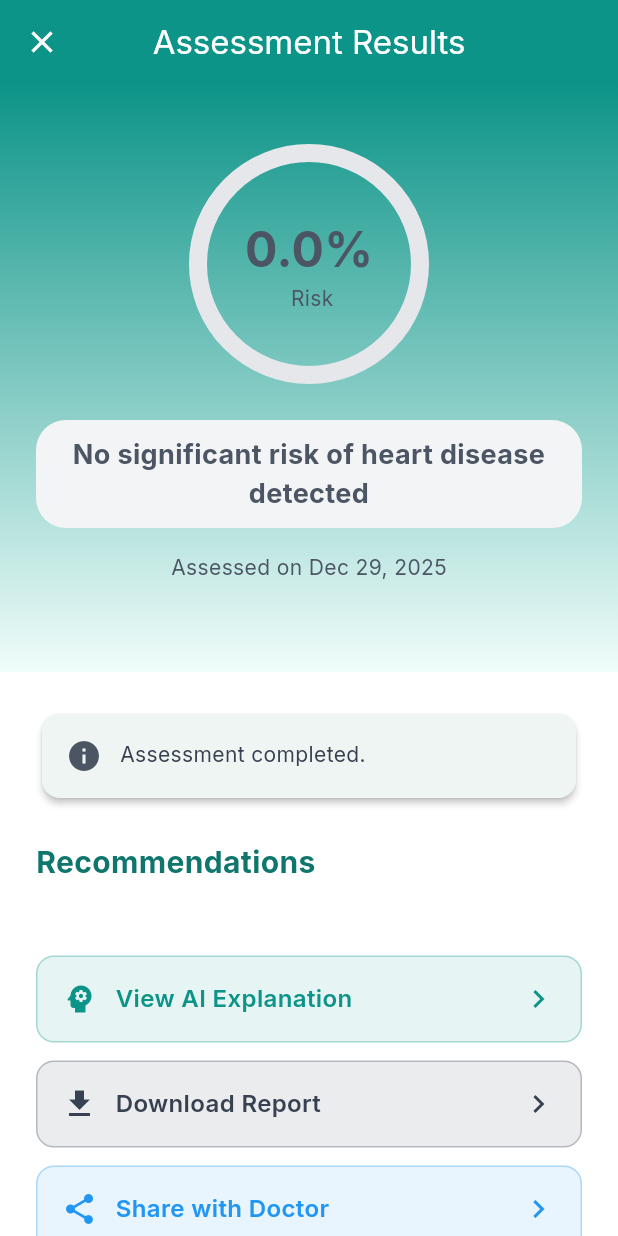
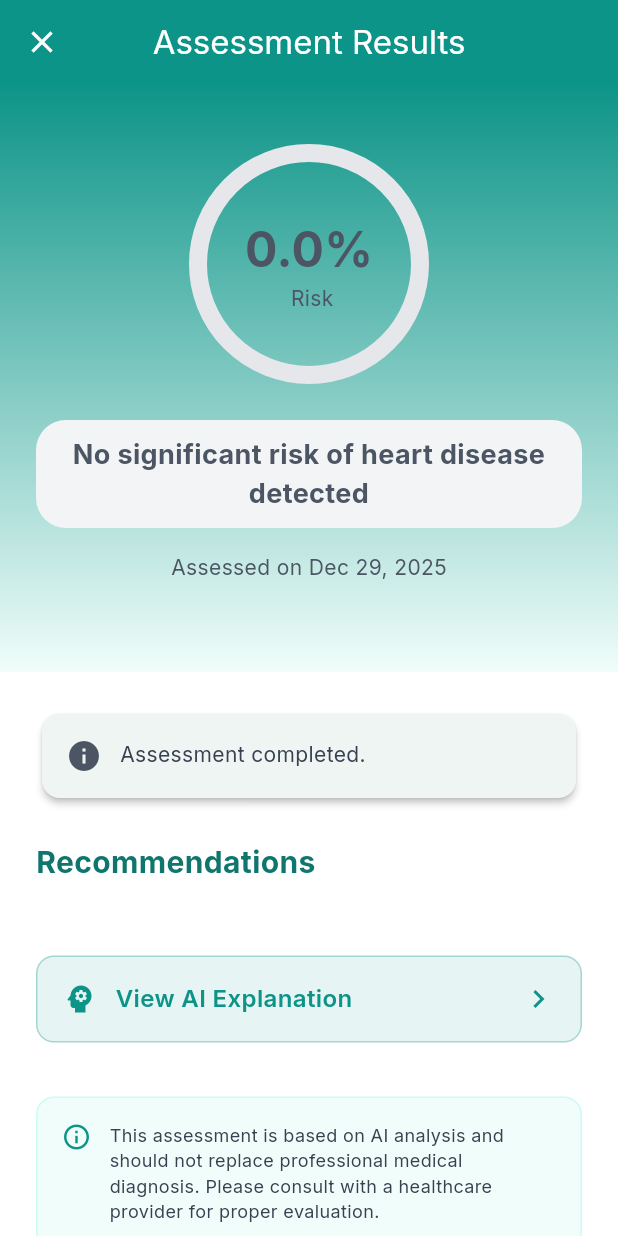
Before and after one commit to Kawser-Miah/heart_disease_prediction, a Flutter app: the ResultScreen screen opened directly with empty values, on a phone screen of 412 x 824 dp. Run offline on Flutter 3.47's test engine with Material 3 defaults, Android fonts, the phone set to English and light mode, and no system bars; drawn by our look-alikes of percent_indicator; our stand-ins replace animate_do, cloud_firestore, dio, equatable, firebase_auth, firebase_core and 7 more; accounts and stored records are empty; generated files the repository leaves out were written again.

Commit message:
refactor: Temporarily disable report actions on result screen
Comments out the "Download Report" and "Share with Doctor" action buttons on the `ResultScreen`.

This change temporarily removes these features, which are currently placeholders, from the user interface.

```diff
--- a/lib/screens/result_screen.dart
+++ b/lib/screens/result_screen.dart
@@ -208,31 +208,31 @@ class _ResultScreenState extends State<ResultScreen>
                     },
                   ),
                   const SizedBox(height: 12),
-                  _buildActionButton(
-                    icon: Icons.download,
-                    label: 'Download Report',
-                    color: AppColors.gray700,
-                    onTap: () {
-                      ScaffoldMessenger.of(context).showSnackBar(
-                        const SnackBar(
-                          content: Text('Report download feature coming soon'),
-                        ),
-                      );
-                    },
-                  ),
-                  const SizedBox(height: 12),
-                  _buildActionButton(
-                    icon: Icons.share,
-                    label: 'Share with Doctor',
-                    color: Colors.blue,
-                    onTap: () {
-                      ScaffoldMessenger.of(context).showSnackBar(
-                        const SnackBar(
-                          content: Text('Share feature coming soon'),
-                        ),
-                      );
-                    },
-                  ),
+                  // _buildActionButton(
+                  //   icon: Icons.download,
+                  //   label: 'Download Report',
+                  //   color: AppColors.gray700,
+                  //   onTap: () {
+                  //     ScaffoldMessenger.of(context).showSnackBar(
+                  //       const SnackBar(
+                  //         content: Text('Report download feature coming soon'),
+                  //       ),
+                  //     );
+                  //   },
+                  // ),
+                  // const SizedBox(height: 12),
+                  // _buildActionButton(
+                  //   icon: Icons.share,
+                  //   label: 'Share with Doctor',
+                  //   color: Colors.blue,
+                  //   onTap: () {
+                  //     ScaffoldMessenger.of(context).showSnackBar(
+                  //       const SnackBar(
+                  //         content: Text('Share feature coming soon'),
+                  //       ),
+                  //     );
+                  //   },
+                  // ),
                   const SizedBox(height: 24),
 
                   // Disclaimer
```
